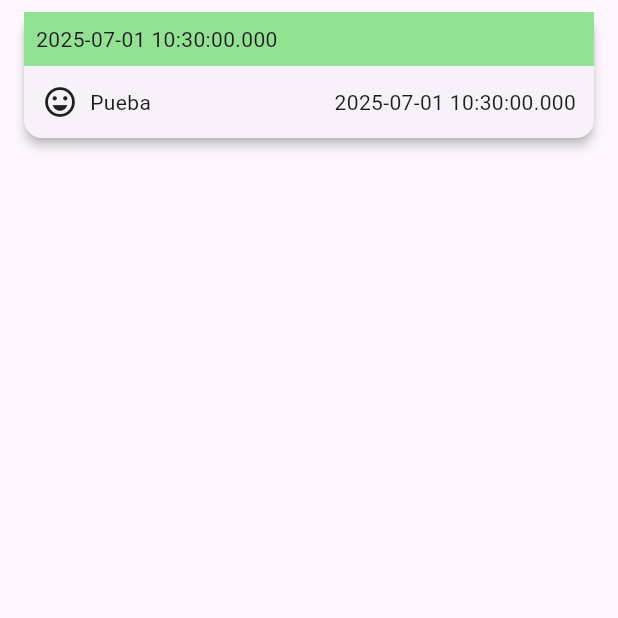
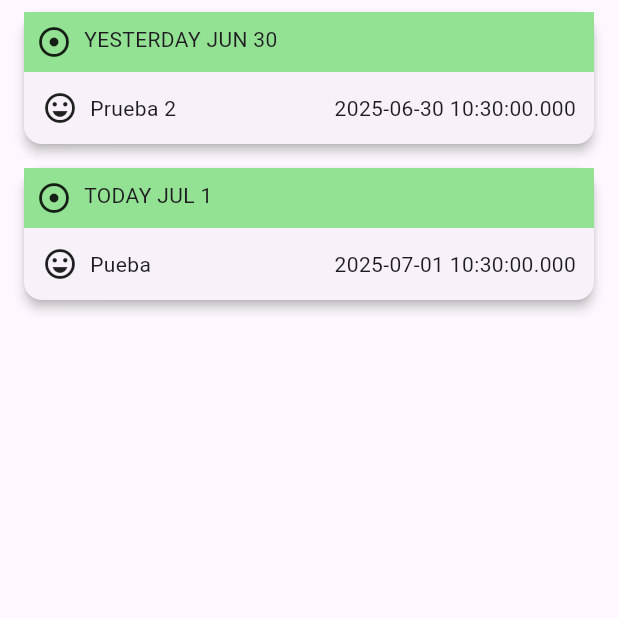
Before and after one commit to TLifeOfCris/JournalFlutterApp2, a Flutter app: the screen it shows after launch, on a phone screen of 412 x 824 dp, the top half of it. Run offline on Flutter 3.47's test engine with Material 3 defaults, Android fonts, the phone set to English and light mode, and no system bars; our stand-ins replace google_fonts.

Commit message:
Solucionado GETFORMATTEDDATE ahora muestra también el día que se creo

```diff
--- a/flutter_journal_app/lib/viewmodels/providerviewmodel.dart
+++ b/flutter_journal_app/lib/viewmodels/providerviewmodel.dart
@@ -7,7 +7,10 @@ class ViewModelProvider extends ChangeNotifier{
   //Entries List
   final List<Journey> _entries = [
 
-    Journey(id: '12344', content: 'Pueba', mood: Icons.sentiment_very_satisfied, timestamp: DateTime.now())
+    Journey(id: '12344', content: 'Pueba', mood: Icons.sentiment_very_satisfied, timestamp: DateTime.now()),
+    Journey(id: '12344', content: 'Prueba 2', mood: Icons.sentiment_very_satisfied,
+    timestamp: DateTime.now().subtract(Duration(days: 1)) )
+
 
 
 
@@ -34,7 +37,7 @@ IconData get selectedMood => _selectedMood;
      id: newid,
      content: newcontent,
      mood: _selectedMood,
-     timestamp: DateTime.now()
+     timestamp: newtimestamp
      );
 
      entries.add(newEntrie);
--- a/flutter_journal_app/lib/widgets/entry.dart
+++ b/flutter_journal_app/lib/widgets/entry.dart
@@ -10,14 +10,19 @@ class EntryCard extends StatelessWidget {
 
   String getFormattedDate(DateTime timestamp){
     final now = DateTime.now();
+
     final difference = now.difference(timestamp).inDays;
+    String formattedDate = DateFormat('MMM d').format(timestamp).toUpperCase();
+    String dayLabel;
     if (difference == 0){
-      return "Today";
+      return dayLabel = "TODAY $formattedDate";
     }else if (difference == 1){
-      return "Yesterday";
+      return dayLabel = "YESTERDAY $formattedDate";
     } else {
-      return DateFormat('EEEE, d MMM').format(list.timestamp);
+      String dayLabel = DateFormat('EEEE').format(timestamp).toUpperCase();
+      return '$dayLabel $formattedDate';
     }
+
   }
 
 
@@ -40,7 +45,14 @@ class EntryCard extends StatelessWidget {
           //TODAY, YESTERDAY, SUNDAY,ETC
           //child: Text("Viernes 13"),
 
-          child: Text(list.timestamp.toString()),
+          child: Row(
+            crossAxisAlignment: CrossAxisAlignment.start,
+            children: [
+              Icon(Icons.adjust),
+              SizedBox(width: 8.0,),
+              Text(getFormattedDate(list.timestamp)),
+            ],
+          ),
 
           ),
           Padding(padding: const EdgeInsets.all(12.0),
```
